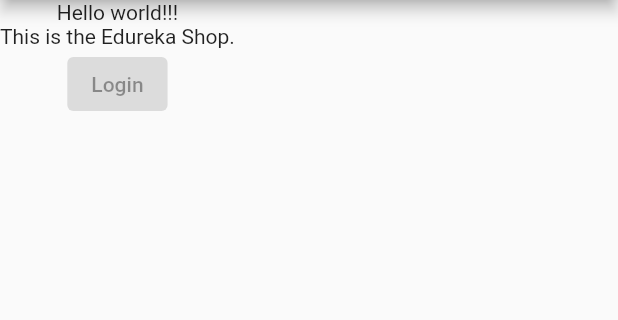
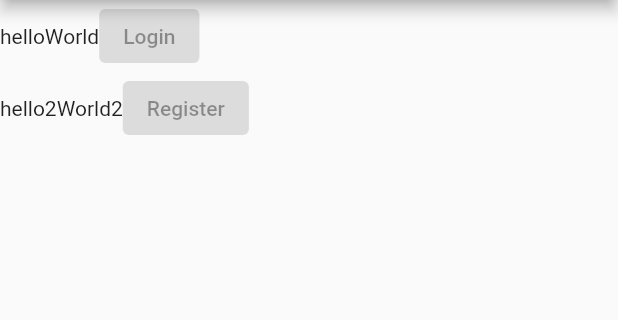
Before and after one commit to frontenddevtrainer/flutter_edureka_shopping_edu, a Flutter app: the screen it shows after launch, on a phone screen of 412 x 824 dp, the part 84-404 px from its top. Run offline on Flutter 3.47's test engine with Material 2 defaults, Android fonts, the phone set to English and light mode, and no system bars.

Commit message:
Row + Column

```diff
--- a/lib/main.dart
+++ b/lib/main.dart
@@ -14,10 +14,9 @@
       appBar: AppBar(
         title: const Text("Edureka Shop"),
       ),
-      body: Column(children: const [
-        Text("Hello world!!!"),
-        Text("This is the Edureka Shop."),
-        ElevatedButton(onPressed: null,child: Text("Login"),)
+      body: Column(children: [
+        Row(children: const [Text("hello"), Text("World"), ElevatedButton(onPressed: null, child: Text("Login"))],),
+         Row(children: const [Text("hello2"), Text("World2"), ElevatedButton(onPressed: null, child: Text("Register"))],)
       ]),
     ));
   }
```
